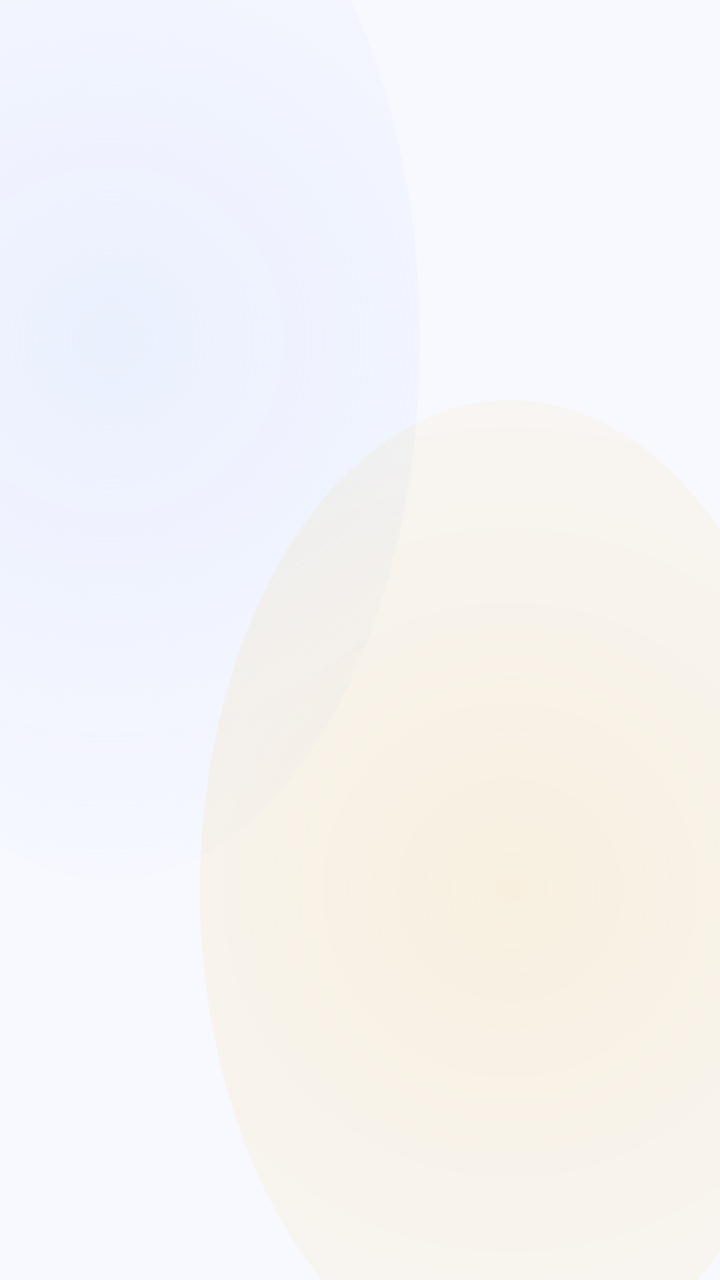
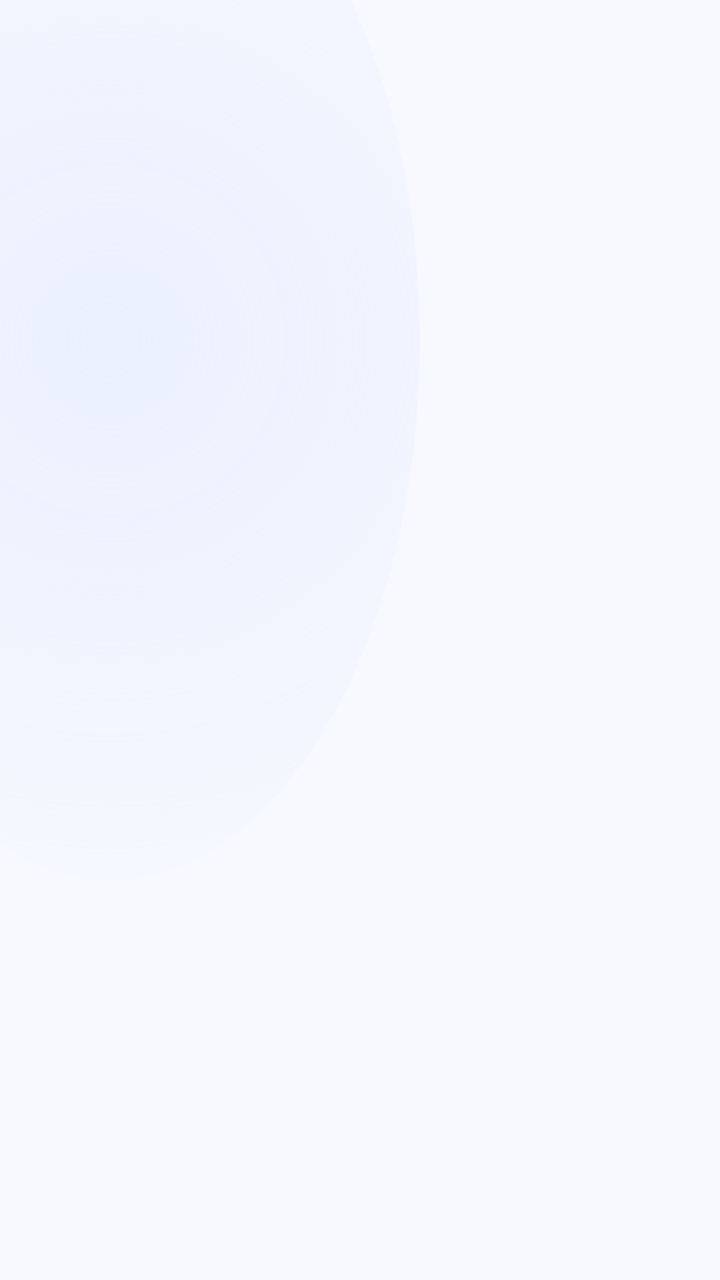

Before-and-after screenshots of an Android layout around one commit, followed by the original layout XML and the change that was made.
<!-- AndroidManifest.xml: activity theme Theme.AppCompat.Light.NoActionBar -->
<!-- res/layout/activity_splash.xml -->
<?xml version="1.0" encoding="utf-8"?>
<androidx.constraintlayout.widget.ConstraintLayout xmlns:android="http://schemas.android.com/apk/res/android"
    xmlns:app="http://schemas.android.com/apk/res-auto"
    android:layout_width="match_parent"
    android:layout_height="match_parent"
    android:background="@drawable/bg_mesh_premium">

    
    <FrameLayout
        android:id="@+id/flLogoContainer"
        android:layout_width="200dp"
        android:layout_height="200dp"
        app:layout_constraintBottom_toTopOf="@+id/tvCompanyName"
        app:layout_constraintEnd_toEndOf="parent"
        app:layout_constraintStart_toStartOf="parent"
        app:layout_constraintTop_toTopOf="parent"
        app:layout_constraintVertical_chainStyle="packed"
        android:layout_marginBottom="48dp">

        
        <View
            android:id="@+id/vGlow"
            android:layout_width="120dp"
            android:layout_height="120dp"
            android:layout_gravity="center"
            android:background="@drawable/bg_circle_inverse"
            android:backgroundTint="#20FEB300"
            android:scaleX="1.5"
            android:scaleY="1.5"
            android:alpha="0"/>

        
        <ImageView
            android:id="@+id/ivOrbit"
            android:layout_width="match_parent"
            android:layout_height="match_parent"
            android:src="@drawable/ic_golden_orbit"
            android:alpha="0"/>

        
        <ImageView
            android:id="@+id/ivSplashLogo"
            android:layout_width="120dp"
            android:layout_height="120dp"
            android:layout_gravity="center"
            android:src="@drawable/logo_face_recognition"
            android:alpha="0"/>
    </FrameLayout>

    <TextView
        android:id="@+id/tvCompanyName"
        android:layout_width="wrap_content"
        android:layout_height="wrap_content"
        android:text="TALANGMAS ANUGERAH SEMESTA"
        android:textColor="#000666"
        android:textSize="14sp"
        android:letterSpacing="0.1"
        android:textStyle="bold"
        android:textAlignment="center"
        android:alpha="0"
        app:layout_constraintBottom_toBottomOf="parent"
        app:layout_constraintEnd_toEndOf="parent"
        app:layout_constraintStart_toStartOf="parent"
        app:layout_constraintTop_toBottomOf="@+id/flLogoContainer" />

    <TextView
        android:id="@+id/tvAppName"
        android:layout_width="wrap_content"
        android:layout_height="wrap_content"
        android:text="Talang Attendance"
        android:textColor="#454652"
        android:textSize="24sp"
        android:textStyle="bold"
        android:layout_marginTop="8dp"
        android:alpha="0"
        app:layout_constraintEnd_toEndOf="parent"
        app:layout_constraintStart_toStartOf="parent"
        app:layout_constraintTop_toBottomOf="@+id/tvCompanyName" />

</androidx.constraintlayout.widget.ConstraintLayout>
<!-- resources referenced by this layout -->
<resources>
  <!-- drawable bg_circle_inverse (drawable) -->
  <?xml version="1.0" encoding="utf-8"?>
  <shape xmlns:android="http://schemas.android.com/apk/res/android">
      <solid android:color="@color/html_inverse_surface" />
      <corners android:radius="16dp" />
  </shape>
  <!-- drawable bg_mesh_premium (drawable) -->
  <?xml version="1.0" encoding="utf-8"?>
  <layer-list xmlns:android="http://schemas.android.com/apk/res/android">
      
      <item>
          <shape android:shape="rectangle">
              <solid android:color="#F8F9FF" />
          </shape>
      </item>
      
      
      <item android:top="-100dp" android:left="-100dp" android:right="150dp" android:bottom="200dp">
          <shape android:shape="oval">
              <gradient
                  android:type="radial"
                  android:gradientRadius="300dp"
                  android:startColor="#66d6e3fb"
                  android:endColor="#00d6e3fb" />
          </shape>
      </item>
  
      
      <item android:top="200dp" android:left="100dp" android:right="-50dp" android:bottom="-50dp">
          <shape android:shape="oval">
              <gradient
                  android:type="radial"
                  android:gradientRadius="400dp"
                  android:startColor="#20feb300"
                  android:endColor="#00feb300" />
          </shape>
      </item>
  </layer-list>
  <!-- drawable ic_golden_orbit (drawable) -->
  <?xml version="1.0" encoding="utf-8"?>
  <vector xmlns:android="http://schemas.android.com/apk/res/android"
      android:width="200dp"
      android:height="200dp"
      android:viewportWidth="200"
      android:viewportHeight="200">
      <path
          android:pathData="M 100, 10 a 90,90 0 1,0 0,180 a 90,90 0 1,0 0,-180"
          android:strokeWidth="2"
          android:strokeColor="#00000000" />
      <path
          android:pathData="M 100, 10 a 90,90 0 0,1 90,90"
          android:strokeWidth="4"
          android:strokeColor="#FEB300"
          android:strokeLineCap="round" />
  </vector>
  <!-- drawable logo_face_recognition: png bitmap (drawable, 96573 bytes) -->
  <color name="html_inverse_surface">#213145</color>
</resources>

<!-- the commit's change to res/layout/activity_splash.xml (unified diff, before → after) -->
@@ -16,26 +16,6 @@
         app:layout_constraintTop_toTopOf="parent"
         app:layout_constraintVertical_chainStyle="packed"
         android:layout_marginBottom="48dp">
-
-        
-        <View
-            android:id="@+id/vGlow"
-            android:layout_width="120dp"
-            android:layout_height="120dp"
-            android:layout_gravity="center"
-            android:background="@drawable/bg_circle_inverse"
-            android:backgroundTint="#20FEB300"
-            android:scaleX="1.5"
-            android:scaleY="1.5"
-            android:alpha="0"/>
-
-        
-        <ImageView
-            android:id="@+id/ivOrbit"
-            android:layout_width="match_parent"
-            android:layout_height="match_parent"
-            android:src="@drawable/ic_golden_orbit"
-            android:alpha="0"/>
 
         
         <ImageView
<!-- resource entries referenced after the edit -->
@@ -1,11 +1,5 @@
 <!-- resources referenced by this layout -->
 <resources>
-  <!-- drawable bg_circle_inverse (drawable) -->
-  <?xml version="1.0" encoding="utf-8"?>
-  <shape xmlns:android="http://schemas.android.com/apk/res/android">
-      <solid android:color="@color/html_inverse_surface" />
-      <corners android:radius="16dp" />
-  </shape>
   <!-- drawable bg_mesh_premium (drawable) -->
   <?xml version="1.0" encoding="utf-8"?>
   <layer-list xmlns:android="http://schemas.android.com/apk/res/android">
@@ -27,35 +21,7 @@
           </shape>
       </item>
   
-      
-      <item android:top="200dp" android:left="100dp" android:right="-50dp" android:bottom="-50dp">
-          <shape android:shape="oval">
-              <gradient
-                  android:type="radial"
-                  android:gradientRadius="400dp"
-                  android:startColor="#20feb300"
-                  android:endColor="#00feb300" />
-          </shape>
-      </item>
   </layer-list>
-  <!-- drawable ic_golden_orbit (drawable) -->
-  <?xml version="1.0" encoding="utf-8"?>
-  <vector xmlns:android="http://schemas.android.com/apk/res/android"
-      android:width="200dp"
-      android:height="200dp"
-      android:viewportWidth="200"
-      android:viewportHeight="200">
-      <path
-          android:pathData="M 100, 10 a 90,90 0 1,0 0,180 a 90,90 0 1,0 0,-180"
-          android:strokeWidth="2"
-          android:strokeColor="#00000000" />
-      <path
-          android:pathData="M 100, 10 a 90,90 0 0,1 90,90"
-          android:strokeWidth="4"
-          android:strokeColor="#FEB300"
-          android:strokeLineCap="round" />
-  </vector>
   <!-- drawable logo_face_recognition: png bitmap (drawable, 96573 bytes) -->
-  <color name="html_inverse_surface">#213145</color>
 </resources>
 
